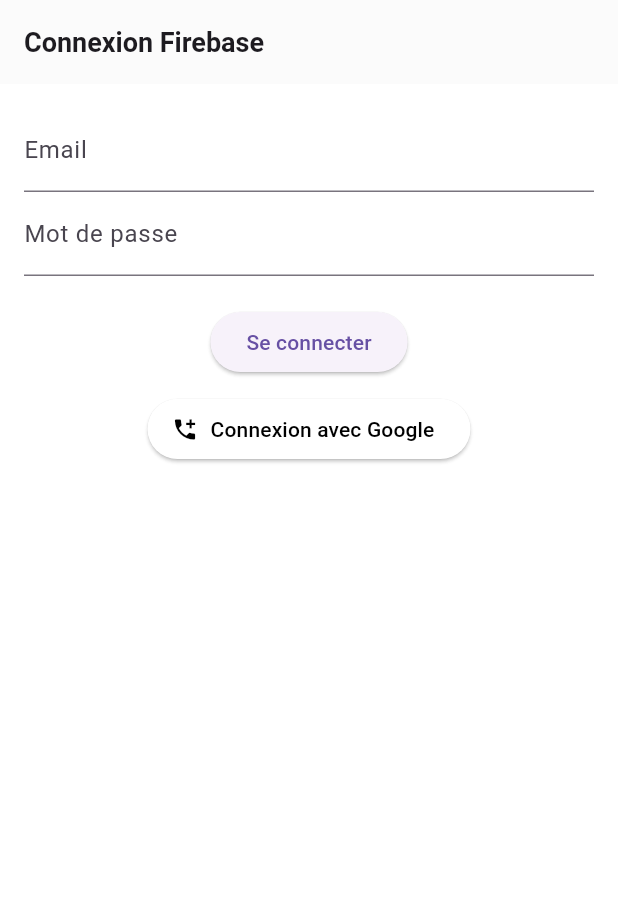
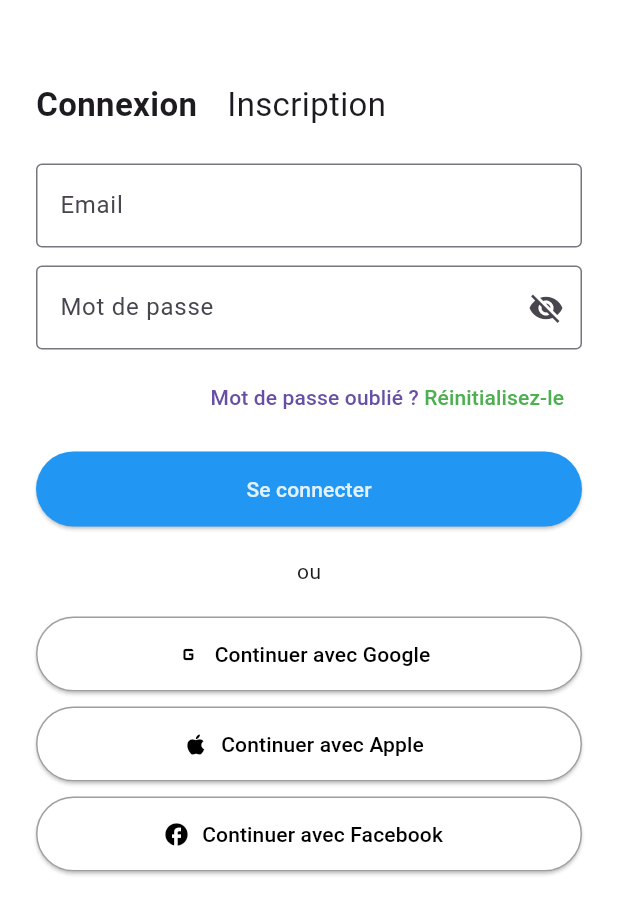
Before and after one commit to blvck2371/Mytodo, a Flutter app: the screen it shows after launch, on a phone screen of 412 x 824 dp. Shown: the top 914 px of the screen. Run offline on Flutter 3.47's test engine with Material 3 defaults, Android fonts, the phone set to English and light mode, and no system bars; our stand-ins replace cloud_firestore, firebase_auth, firebase_core, flutter_local_notifications, get, google_sign_in and 1 more; accounts and stored records are empty.

Commit message:
formulaire connexion et inscription

```diff
--- a/lib/main.dart
+++ b/lib/main.dart
@@ -8,6 +8,7 @@ import 'package:mytodo/theme/appTheme.dart';
 import 'package:mytodo/theme/themeController.dart';
 import 'package:mytodo/view/Home.dart';
 import 'package:google_sign_in/google_sign_in.dart';
+import 'package:mytodo/view/Loginpage.dart';
 //import 'package:mytodo/theme/themeController.dart';
 
 void main() async {
@@ -37,94 +38,3 @@ class MyApp extends StatelessWidget {
     );
   }
 }
-
-class LoginPage extends StatefulWidget {
-  const LoginPage({super.key});
-
-  @override
-  State<LoginPage> createState() => _LoginPageState();
-}
-
-class _LoginPageState extends State<LoginPage> {
-  final emailController = TextEditingController();
-  final passwordController = TextEditingController();
-
-  Future<void> signInWithEmailPassword() async {
-    try {
-      await FirebaseAuth.instance.signInWithEmailAndPassword(
-        email: emailController.text.trim(),
-        password: passwordController.text.trim(),
-      );
-      ScaffoldMessenger.of(
-        context,
-      ).showSnackBar(const SnackBar(content: Text('Connexion réussie')));
-      Get.offAll(() => const Home());
-    } on FirebaseAuthException catch (e) {
-      ScaffoldMessenger.of(context).showSnackBar(
-        SnackBar(content: Text(e.message ?? 'Erreur de connexion')),
-      );
-    }
-  }
-
-  Future<void> signInWithGoogle() async {
-    try {
-      final GoogleSignInAccount? googleUser = await GoogleSignIn().signIn();
-
-      if (googleUser == null) return; // L'utilisateur a annulé
-
-      final GoogleSignInAuthentication googleAuth =
-          await googleUser.authentication;
-
-      final credential = GoogleAuthProvider.credential(
-        accessToken: googleAuth.accessToken,
-        idToken: googleAuth.idToken,
-      );
-
-      await FirebaseAuth.instance.signInWithCredential(credential);
-
-      Get.offAll(() => const Home());
-    } catch (e) {
-      ScaffoldMessenger.of(
-        context,
-      ).showSnackBar(SnackBar(content: Text('Erreur Google Sign-In : $e')));
-    }
-  }
-
-  @override
-  Widget build(BuildContext context) {
-    return Scaffold(
-      appBar: AppBar(title: const Text("Connexion Firebase")),
-      body: Padding(
-        padding: const EdgeInsets.all(16),
-        child: Column(
-          children: [
-            TextField(
-              controller: emailController,
-              decoration: const InputDecoration(labelText: "Email"),
-            ),
-            TextField(
-              controller: passwordController,
-              decoration: const InputDecoration(labelText: "Mot de passe"),
-              obscureText: true,
-            ),
-            const SizedBox(height: 20),
-            ElevatedButton(
-              onPressed: signInWithEmailPassword,
-              child: const Text("Se connecter"),
-            ),
-            const SizedBox(height: 10),
-            ElevatedButton.icon(
-              icon: Icon(Icons.add_ic_call),
-              label: const Text("Connexion avec Google"),
-              onPressed: signInWithGoogle,
-              style: ElevatedButton.styleFrom(
-                backgroundColor: Colors.white,
-                foregroundColor: Colors.black,
-              ),
-            ),
-          ],
-        ),
-      ),
-    );
-  }
-}
--- a/lib/theme/appTheme.dart
+++ b/lib/theme/appTheme.dart
@@ -40,7 +40,7 @@ class Apptheme {
     primaryColorLight: Appcolors.primaryColorDark,
 
     primaryColor: Appcolors.primaryColorDark,
-    secondaryHeaderColor: Appcolors.secondaryColorLight,
+    secondaryHeaderColor: Colors.white24,
     scaffoldBackgroundColor: Appcolors.backgroundcolorLight,
     textTheme: TextTheme(
       displayLarge: TextStyle(
--- /dev/null
+++ b/lib/view/Loginpage.dart
@@ -0,0 +1,246 @@
+import 'package:flutter/material.dart';
+import 'package:firebase_auth/firebase_auth.dart';
+import 'package:google_sign_in/google_sign_in.dart';
+import 'package:get/get.dart';
+import 'package:cloud_firestore/cloud_firestore.dart';
+
+import 'home.dart';
+
+class LoginPage extends StatefulWidget {
+  const LoginPage({super.key});
+
+  @override
+  State<LoginPage> createState() => _LoginPageState();
+}
+
+class _LoginPageState extends State<LoginPage> {
+  bool isLogin = true;
+  bool isPasswordVisible = false;
+
+  final emailController = TextEditingController();
+  final passwordController = TextEditingController();
+  final nomController = TextEditingController();
+  final prenomController = TextEditingController();
+  final telephoneController = TextEditingController();
+
+  Future<void> signInWithEmailPassword() async {
+    try {
+      await FirebaseAuth.instance.signInWithEmailAndPassword(
+        email: emailController.text.trim(),
+        password: passwordController.text.trim(),
+      );
+      Get.offAll(() => const Home());
+    } on FirebaseAuthException catch (e) {
+      ScaffoldMessenger.of(context).showSnackBar(
+        SnackBar(content: Text(e.message ?? 'Erreur de connexion')),
+      );
+    }
+  }
+
+  Future<void> registerWithEmailPassword() async {
+    try {
+      UserCredential userCredential = await FirebaseAuth.instance
+          .createUserWithEmailAndPassword(
+            email: emailController.text.trim(),
+            password: passwordController.text.trim(),
+          );
+
+      final uid = userCredential.user!.uid;
+
+      // Création du document utilisateur avec une sous-collection
+      await FirebaseFirestore.instance
+          .collection('utilisateurs')
+          .doc(uid)
+          .collection('informations_personnelles')
+          .doc('profil')
+          .set({
+            'nom': nomController.text.trim(),
+            'prenom': prenomController.text.trim(),
+            'telephone': telephoneController.text.trim(),
+            'email': emailController.text.trim(),
+            'date_creation': FieldValue.serverTimestamp(),
+          });
+
+      Get.offAll(() => const Home());
+    } on FirebaseAuthException catch (e) {
+      ScaffoldMessenger.of(context).showSnackBar(
+        SnackBar(content: Text(e.message ?? 'Erreur d’inscription')),
+      );
+    }
+  }
+
+  Future<void> signInWithGoogle() async {
+    try {
+      final GoogleSignInAccount? googleUser = await GoogleSignIn().signIn();
+      if (googleUser == null) return;
+
+      final GoogleSignInAuthentication googleAuth =
+          await googleUser.authentication;
+
+      final credential = GoogleAuthProvider.credential(
+        accessToken: googleAuth.accessToken,
+        idToken: googleAuth.idToken,
+      );
+
+      await FirebaseAuth.instance.signInWithCredential(credential);
+
+      Get.offAll(() => const Home());
+    } catch (e) {
+      ScaffoldMessenger.of(
+        context,
+      ).showSnackBar(SnackBar(content: Text('Erreur Google Sign-In : $e')));
+    }
+  }
+
+  Widget buildSocialButton(String label, IconData icon, VoidCallback onTap) {
+    return ElevatedButton.icon(
+      onPressed: onTap,
+      icon: Icon(icon, color: Colors.black),
+      label: Text(label, style: const TextStyle(color: Colors.black)),
+      style: ElevatedButton.styleFrom(
+        backgroundColor: Colors.white,
+        minimumSize: const Size.fromHeight(50),
+        side: const BorderSide(color: Colors.grey),
+      ),
+    );
+  }
+
+  Widget buildTextField({
+    required String label,
+    required TextEditingController controller,
+    bool obscure = false,
+    Widget? suffix,
+  }) {
+    return TextField(
+      controller: controller,
+      obscureText: obscure,
+      decoration: InputDecoration(
+        labelText: label,
+        border: const OutlineInputBorder(),
+        suffixIcon: suffix,
+      ),
+    );
+  }
+
+  @override
+  Widget build(BuildContext context) {
+    return Scaffold(
+      backgroundColor: Colors.white,
+      body: SafeArea(
+        child: ListView(
+          padding: const EdgeInsets.all(24),
+          children: [
+            const SizedBox(height: 30),
+            Row(
+              children: [
+                GestureDetector(
+                  onTap: () => setState(() => isLogin = true),
+                  child: Text(
+                    'Connexion',
+                    style: TextStyle(
+                      fontSize: 22,
+                      fontWeight: isLogin ? FontWeight.bold : FontWeight.normal,
+                    ),
+                  ),
+                ),
+                const SizedBox(width: 20),
+                GestureDetector(
+                  onTap: () => setState(() => isLogin = false),
+                  child: Text(
+                    'Inscription',
+                    style: TextStyle(
+                      fontSize: 22,
+                      fontWeight:
+                          !isLogin ? FontWeight.bold : FontWeight.normal,
+                    ),
+                  ),
+                ),
+              ],
+            ),
+            const SizedBox(height: 24),
+            if (!isLogin) ...[
+              buildTextField(label: "Nom", controller: nomController),
+              const SizedBox(height: 12),
+              buildTextField(label: "Prénom", controller: prenomController),
+              const SizedBox(height: 12),
+              buildTextField(
+                label: "Téléphone",
+                controller: telephoneController,
+              ),
+              const SizedBox(height: 12),
+            ],
+            buildTextField(label: "Email", controller: emailController),
+            const SizedBox(height: 12),
+            buildTextField(
+              label: "Mot de passe",
+              controller: passwordController,
+              obscure: !isPasswordVisible,
+              suffix: IconButton(
+                icon: Icon(
+                  isPasswordVisible ? Icons.visibility : Icons.visibility_off,
+                ),
+                onPressed:
+                    () =>
+                        setState(() => isPasswordVisible = !isPasswordVisible),
+              ),
+            ),
+            const SizedBox(height: 8),
+            if (isLogin)
+              Align(
+                alignment: Alignment.centerRight,
+                child: TextButton(
+                  onPressed: () {}, // TODO: reset password
+                  child: const Text.rich(
+                    TextSpan(
+                      text: "Mot de passe oublié ? ",
+                      children: [
+                        TextSpan(
+                          text: "Réinitialisez-le",
+                          style: TextStyle(color: Colors.green),
+                        ),
+                      ],
+                    ),
+                  ),
+                ),
+              ),
+            const SizedBox(height: 12),
+            ElevatedButton(
+              onPressed:
+                  isLogin ? signInWithEmailPassword : registerWithEmailPassword,
+              style: ElevatedButton.styleFrom(
+                backgroundColor: Theme.of(context).primaryColor,
+                minimumSize: const Size.fromHeight(50),
+              ),
+              child: Text(
+                isLogin ? "Se connecter" : "Créer un compte",
+                style: TextStyle(
+                  color: Theme.of(context).scaffoldBackgroundColor,
+                ),
+              ),
+            ),
+            const SizedBox(height: 20),
+            const Center(child: Text("ou")),
+            const SizedBox(height: 20),
+            buildSocialButton(
+              "Continuer avec Google",
+              Icons.g_mobiledata,
+              signInWithGoogle,
+            ),
+            const SizedBox(height: 10),
+            buildSocialButton(
+              "Continuer avec Apple",
+              Icons.apple,
+              () {}, // TODO: Apple
+            ),
+            const SizedBox(height: 10),
+            buildSocialButton(
+              "Continuer avec Facebook",
+              Icons.facebook,
+              () {}, // TODO: Facebook
+            ),
+          ],
+        ),
+      ),
+    );
+  }
+}
--- a/pubspec.yaml
+++ b/pubspec.yaml
@@ -38,9 +38,10 @@ dependencies:
   intl: ^0.20.2
   flutter_local_notifications: ^19.2.1
   permission_handler: ^12.0.0+1
-  firebase_core: ^3.13.1
+  firebase_core: ^3.14.0
   firebase_auth: ^5.5.4
   google_sign_in: ^6.3.0
+  cloud_firestore: ^5.6.9
 
 dev_dependencies:
   flutter_test:
```
Also changed, not shown: pubspec.lock, 3 other files.
